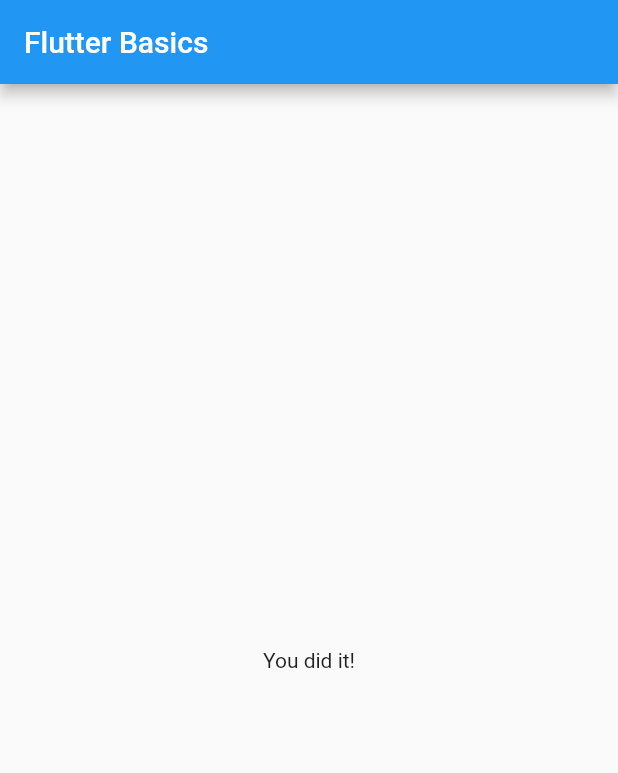
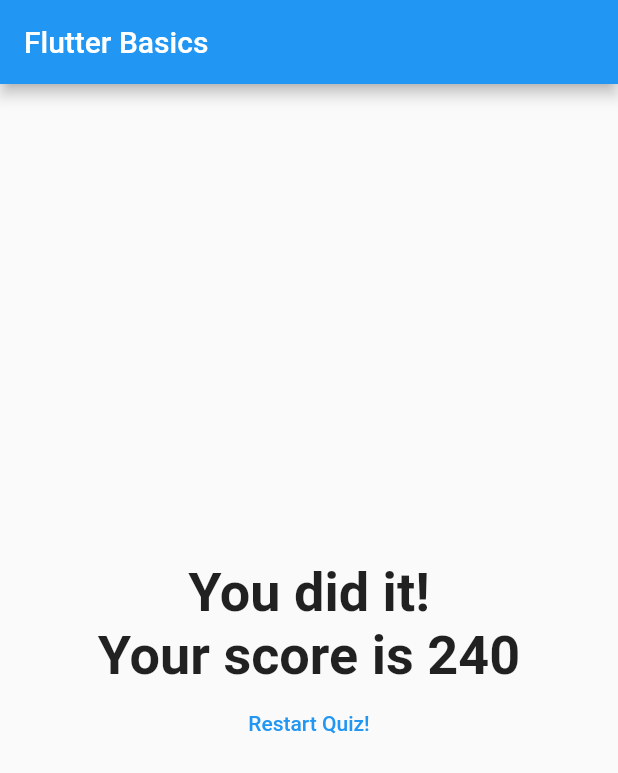
Before and after one commit to rantoinne/Flutter-Intro, a Flutter app: the screen it shows after launch, after a tap on "Green", after a tap on "Caprio", after a tap on "Skrillex", on a phone screen of 412 x 824 dp. Shown: the top 773 px of the screen. Run offline on Flutter 3.47's test engine with Material 2 defaults, Android fonts, the phone set to English and light mode, and no system bars.

Commit message:
dynamic answer depending on score

```diff
--- a/lib/answer.dart
+++ b/lib/answer.dart
@@ -2,7 +2,7 @@ import 'package:flutter/material.dart';
 
 class Answer extends StatelessWidget {
   final Function selectAnswer;
-  final String answerText;
+  final dynamic answerText;
 
   Answer(this.selectAnswer, this.answerText);
 
@@ -13,8 +13,8 @@ class Answer extends StatelessWidget {
       margin: EdgeInsets.all(8),
       child: ElevatedButton(
         style: ButtonStyle(),
-        child: Text(answerText),
-        onPressed: selectAnswer,
+        child: Text(answerText['text']),
+        onPressed: () => selectAnswer(answerText['score']),
       ),
     );
   }
--- a/lib/main.dart
+++ b/lib/main.dart
@@ -13,10 +13,19 @@ class MyApp extends StatefulWidget {
 
 class _MyAppState extends State<MyApp> {
   var _questionIndex = 0;
+  var _totalScore = 0;
 
-  void _onPressAnswerQuestionButton() {
+  void _onAnswerQuestion(int score) {
     setState(() {
       _questionIndex += 1;
+      _totalScore += score;
+    });
+  }
+
+  void _resetQuiz() {
+    setState(() {
+      _questionIndex = 0;
+      _totalScore = 0;
     });
   }
 
@@ -24,15 +33,66 @@ class _MyAppState extends State<MyApp> {
     const List<Map<String, Object>> _questions = const [
       {
         'questionTitle': 'What\'s your favourite color?',
-        'answers': ['Green', 'Red', 'Orange', 'Violet'],
+        'answers': [
+          {
+            'text': 'Green',
+            'score': 80,
+          },
+          {
+            'text': 'Red',
+            'score': 20,
+          },
+          {
+            'text': 'Orange',
+            'score': 50,
+          },
+          {
+            'text': 'Violet',
+            'score': 70,
+          },
+        ],
       },
       {
         'questionTitle': 'Who is your favourite actor',
-        'answers': ['RDJ', 'Caprio', 'C. Bale', 'T. Holland'],
+        'answers': [
+          {
+            'text': 'RDJ',
+            'score': 90,
+          },
+          {
+            'text': 'Caprio',
+            'score': 80,
+          },
+          {
+            'text': 'C. Bale',
+            'score': 70,
+          },
+          {
+            'text': 'Tom Holland',
+            'score': 70,
+          },
+        ],
       },
       {
         'questionTitle': 'Who is your favourite artist',
-        'answers': ['Lil. NasX', 'Akon', 'Skrillex', 'Sickick'],
+        'answers': [
+          {
+            'text': 'Lil. NasX',
+            'score': 70,
+          },
+          {
+            'text': 'Akon',
+            'score': 50,
+          },
+          {
+            'text': 'Skrillex',
+            'score': 80,
+          },
+          {
+            'text': 'Sickick',
+            'score': 70,
+          },
+        ],
       }
     ];
     return MaterialApp(
@@ -44,9 +104,9 @@ class _MyAppState extends State<MyApp> {
             ? Quiz(
                 questions: _questions,
                 questionIndex: _questionIndex,
-                answerQuestion: _onPressAnswerQuestionButton,
+                answerQuestion: _onAnswerQuestion,
               )
-            : Result(),
+            : Result(totalScore: _totalScore, resetQuiz: _resetQuiz),
       ),
     );
   }
--- a/lib/quiz.dart
+++ b/lib/quiz.dart
@@ -5,7 +5,7 @@ import './answer.dart';
 class Quiz extends StatelessWidget {
   final Function answerQuestion;
   final int questionIndex;
-  final List<Map<String, Object>> questions;
+  final List<Map<String, dynamic>> questions;
 
   Quiz({
     @required this.answerQuestion,
@@ -20,7 +20,7 @@ class Quiz extends StatelessWidget {
         Question(
           questionTitle: questions[questionIndex]['questionTitle'],
         ),
-        ...(questions[questionIndex]['answers'] as List<String>)
+        ...(questions[questionIndex]['answers'] as List<Object>)
             .map((answer) => Answer(answerQuestion, answer))
             .toList()
       ],
--- a/lib/result.dart
+++ b/lib/result.dart
@@ -1,10 +1,37 @@
 import 'package:flutter/material.dart';
 
 class Result extends StatelessWidget {
+  final int totalScore;
+  final Function resetQuiz;
+
+  Result({this.totalScore, this.resetQuiz});
+
+  String get resultStatement {
+    String result = 'You did it!\nYour score is $totalScore';
+    return result;
+  }
+
   @override
   Widget build(BuildContext context) {
     return Center(
-      child: Text('You did it!'),
+      child: Column(
+        mainAxisAlignment: MainAxisAlignment.center,
+        children: [
+          Text(
+            resultStatement,
+            style: TextStyle(
+              fontSize: 36,
+              fontWeight: FontWeight.bold,
+            ),
+            textAlign: TextAlign.center,
+          ),
+          FlatButton(
+            onPressed: resetQuiz,
+            child: Text('Restart Quiz!'),
+            textColor: Colors.blue,
+          )
+        ],
+      ),
     );
   }
 }
```
